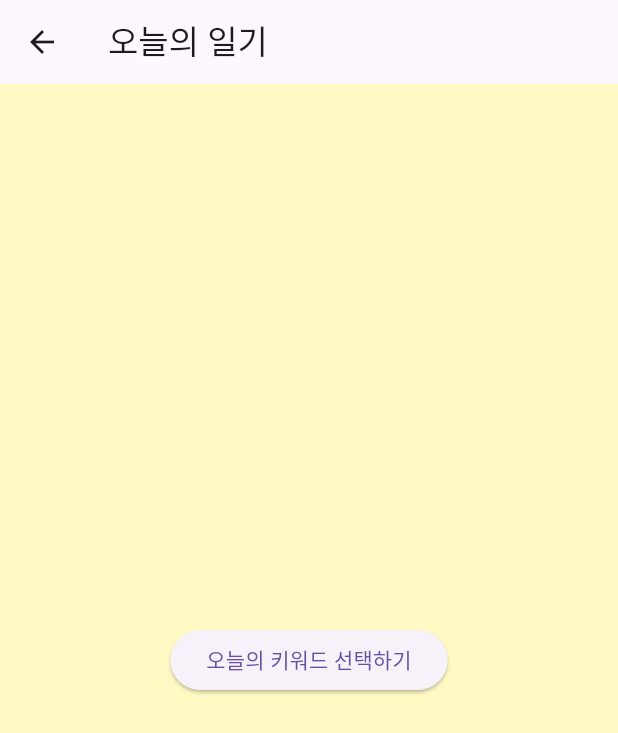
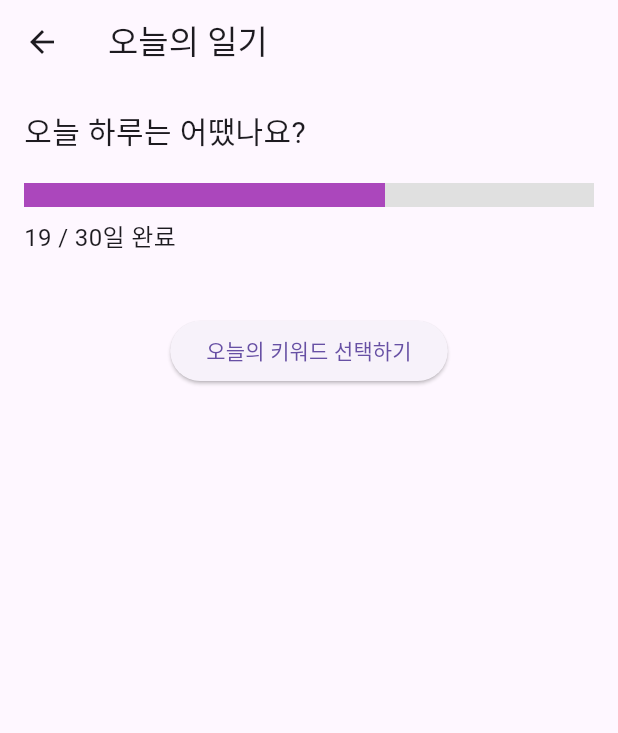
Before and after one commit to bofoto/onpoint, a Flutter app: the MainScreen screen opened directly, on a phone screen of 412 x 824 dp. Shown: the top 733 px of the screen. Run offline on Flutter 3.47's test engine with Material 3 defaults, Android fonts, the phone set to English and light mode, and no system bars.

Commit message:
목표 진천도 기능 추가 / add progress_bar 	modified:   lib/screens/MainScreen.dart 	new file:   lib/widgets/progress_bar.dart

```diff
--- a/lib/screens/MainScreen.dart
+++ b/lib/screens/MainScreen.dart
@@ -1,14 +1,57 @@
 import 'package:flutter/material.dart';
+import '../widgets/progress_bar.dart';
 import 'package:onpoint/screens/KeywordScreen.dart';
 
 class MainScreen extends StatelessWidget {
+// 임시 진척도 값 *나중에 저장 기능으로 대체
+
+  final int completedDays = 19; // 지금까지 완료한 일 수
+  final int totalDays = 30; // 목표 일 수
+
   @override
   Widget build(BuildContext context) {
     return Scaffold(
       // 화면의 뼈대
-      backgroundColor: Colors.yellow[100],
+      //backgroundColor: Colors.yellow[100],
       appBar: AppBar(title: Text("오늘의 일기")),
-      body: Center(
+      body: Padding(
+        padding: const EdgeInsets.all(16.0),
+
+        child: Column(
+          crossAxisAlignment: CrossAxisAlignment.start, // 왼쪽정력
+          children: [
+            // 안내문구
+            Text(
+              "오늘 하루는 어땠나요?",
+              style: TextStyle(fontSize: 20),
+            ),
+            SizedBox(height: 20), //간격
+
+            //진척도 표시 위잿 삽이
+            ProgressBar(
+              completedDays: completedDays,
+              totalDays: totalDays
+            ),
+            SizedBox(height: 40), //아래 간격
+
+            // 키워드 선택 화면으로 이동하는 버튼
+            Center(
+              child: ElevatedButton(
+                child: Text("오늘의 키워드 선택하기"),
+                onPressed: () {
+                  // 버튼 클릭시 KeywordScreen 으로 이동
+                  Navigator.push(
+                    context,
+                    MaterialPageRoute(builder: (_)=> KeywordScreen()),
+                    );
+                }
+              )
+            )
+          ]
+        )
+      )
+      /* 기초 화면 =======================================================
+      Center(
         child: ElevatedButton(
           onPressed: () {
             Navigator.push(
@@ -20,6 +63,7 @@ class MainScreen extends StatelessWidget {
         ),
         /*Text("오늘하루는 어땠나요?", style: TextStyle(fontSize: 32)),*/
       ),
+      */
     );
   }
 }
--- /dev/null
+++ b/lib/widgets/progress_bar.dart
@@ -0,0 +1,33 @@
+import 'package:flutter/material.dart';
+
+class ProgressBar extends StatelessWidget {
+  final int completedDays;
+  final int totalDays;
+
+  const ProgressBar({ required this.completedDays, required this.totalDays });
+
+  @override
+  Widget build(BuildContext context) {
+    final progressRatio = completedDays / totalDays;
+
+    return Column(
+      crossAxisAlignment: CrossAxisAlignment.start,
+      children: [
+        //가로 막대형 진행도 표시
+        LinearProgressIndicator(
+          value: progressRatio,
+          minHeight: 16,
+          backgroundColor: Colors.grey[300], // 진척도중 채워지지 않은 공간 색상
+          color: Colors.purple[400] //채워진 공간 색상
+        ),
+        SizedBox(height: 8), //위아래 간격
+
+        //진행률 텍스트 표시
+        Text('$completedDays / $totalDays일 완료',
+        style: TextStyle(fontSize: 16),
+        )
+      ]
+    );
+
+  }
+}
```
